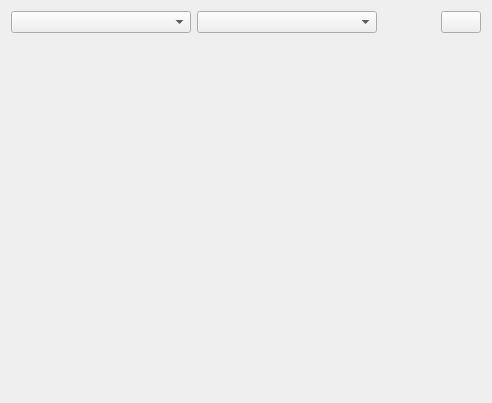
This is rqt_nodelet_assembler/src/rqt_nodelet_assembler.ui in Tabjones/NodeletAssembler as Qt 5 draws it before an edit. The edited form follows.
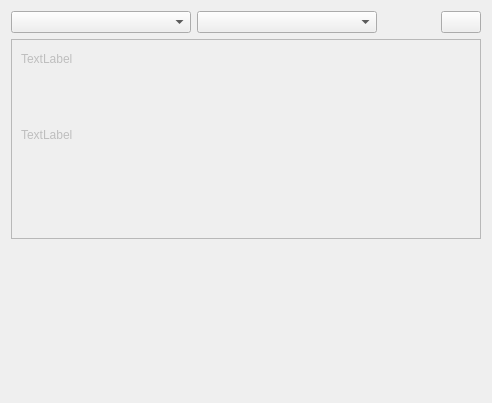
This is the edited form.

Commit message: Populate nodelet lists with tinyxml

Patch:
```diff
--- a/rqt_nodelet_assembler/src/rqt_nodelet_assembler.ui
+++ b/rqt_nodelet_assembler/src/rqt_nodelet_assembler.ui
@@ -79,20 +79,49 @@
       <number>0</number>
      </property>
      <item>
-      <spacer name="horizontalSpacer_2">
-       <property name="orientation">
-        <enum>Qt::Horizontal</enum>
+      <widget class="QFrame" name="nodelet_frame">
+       <property name="enabled">
+        <bool>false</bool>
        </property>
-       <property name="sizeType">
-        <enum>QSizePolicy::Expanding</enum>
-       </property>
-       <property name="sizeHint" stdset="0">
+       <property name="minimumSize">
         <size>
-         <width>0</width>
-         <height>20</height>
+         <width>200</width>
+         <height>200</height>
         </size>
        </property>
-      </spacer>
+       <property name="frameShape">
+        <enum>QFrame::StyledPanel</enum>
+       </property>
+       <property name="frameShadow">
+        <enum>QFrame::Sunken</enum>
+       </property>
+       <widget class="QLabel" name="name">
+        <property name="geometry">
+         <rect>
+          <x>10</x>
+          <y>10</y>
+          <width>62</width>
+          <height>19</height>
+         </rect>
+        </property>
+        <property name="text">
+         <string>TextLabel</string>
+        </property>
+       </widget>
+       <widget class="QLabel" name="description">
+        <property name="geometry">
+         <rect>
+          <x>10</x>
+          <y>50</y>
+          <width>141</width>
+          <height>91</height>
+         </rect>
+        </property>
+        <property name="text">
+         <string>TextLabel</string>
+        </property>
+       </widget>
+      </widget>
      </item>
     </layout>
    </item>
```
The commit also changes 2 other files.
